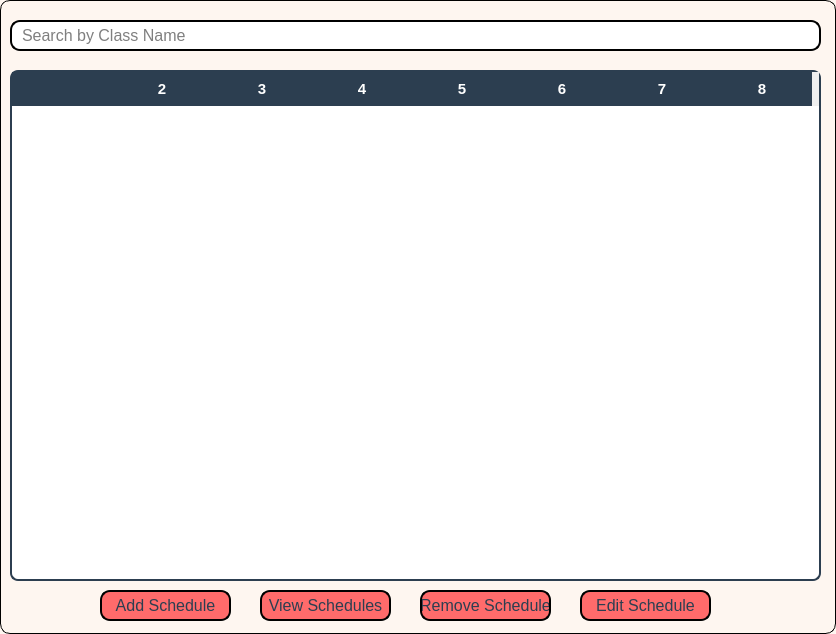
Above: AdminPanel/ClassScheduleManagement.ui from sarimkhan4/SchoolManagementSystem before the change. Below: the same form after it.
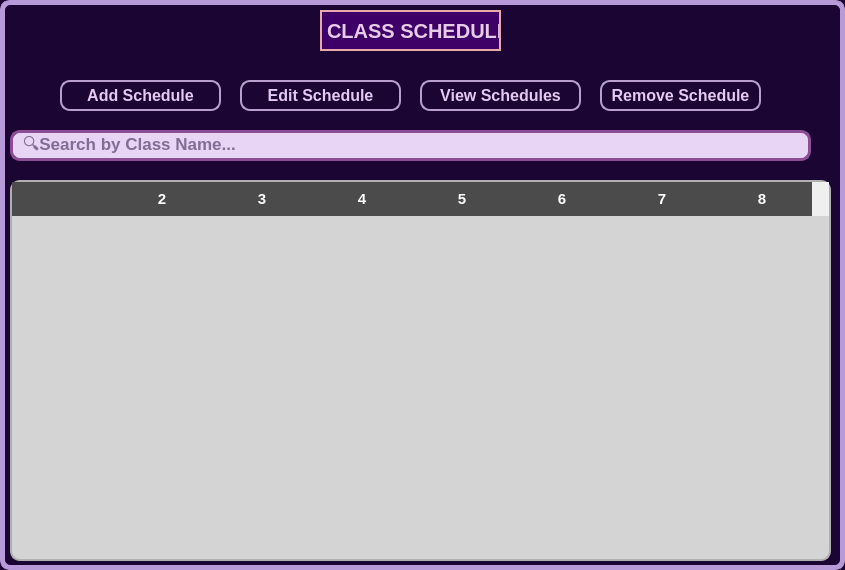
That is the form after the change.

Diff of the .ui file:
```diff
--- a/AdminPanel/ClassScheduleManagement.ui
+++ b/AdminPanel/ClassScheduleManagement.ui
@@ -6,8 +6,8 @@
    <rect>
     <x>0</x>
     <y>0</y>
-    <width>836</width>
-    <height>634</height>
+    <width>845</width>
+    <height>570</height>
    </rect>
   </property>
   <property name="sizePolicy">
@@ -21,8 +21,8 @@
   </property>
   <property name="styleSheet">
    <string notr="true">QDialog#ClassScheduleManagement {
-        background-color: #fef6f0   ;
-        border: 1px solid black;
+        background-color:#1B0633;
+border:5px solid #B89AD8;
         border-radius: 10%;
 }</string>
   </property>
@@ -30,28 +30,29 @@
    <property name="geometry">
     <rect>
      <x>10</x>
-     <y>70</y>
-     <width>811</width>
-     <height>511</height>
+     <y>180</y>
+     <width>821</width>
+     <height>381</height>
     </rect>
    </property>
    <property name="styleSheet">
     <string notr="true">QTableView#scheduleTable {
-    border: 1.5px solid #2c3e50;
-    border-radius: 8px;
-    background-color: #ffffff;
+      border: 1.5px solid #b0b0b0;  /* Softer grey border */
+    border-radius: 10px;
+    background-color: #d4d4d4;    /* Lighter table background */
     font-family: 'Segoe UI', sans-serif;
     font-size: 11pt;
-    color: #2c3e50;
-    gridline-color: #ecf0f1;
-    alternate-background-color: #f7f9fa;
-    selection-background-color: #d6eaf8;
-    selection-color: #1a252f;
+    color: #1f1f1f;
+    gridline-color: #bcbcbc;      /* Mid grey grid lines */
+    alternate-background-color: #e2e2e2;  /* Subtle row alternation */
+    selection-background-color: #b0b0b0;  /* Visible selection */
+    selection-color: #000000;
+    font-weight: 500;
 }
 
 QHeaderView::section {
-    background-color: #2c3e50;
-    color: white;
+    background-color: #4b4b4b;    /* Darker grey header */
+    color: #ffffff;               /* Light font for contrast */
     font-weight: bold;
     font-size: 11pt;
     padding: 6px;
@@ -60,18 +61,20 @@
 }
 
 QTableWidget QTableCornerButton::section {
-    background-color: #2c3e50;
+   background-color: #8a8a8a;    /* Match header color */
     border: none;
 }
 
 QTableWidget::item {
-    padding: 8px 10px;
-    font-size: 9pt;
+      padding: 8px 10px;
+    font-size: 10pt;
+    color: #1f1f1f;
+    background-color: transparent;
 }
 
 QTableWidget::item:selected {
-    background-color: #d6eaf8;
-    color: #1a252f;
+    background-color: #b0b0b0;
+    color: #000000;
 }
 </string>
    </property>
@@ -108,19 +111,23 @@
   <widget class="QPushButton" name="editScheduleButton">
    <property name="geometry">
     <rect>
-     <x>580</x>
-     <y>590</y>
-     <width>131</width>
+     <x>240</x>
+     <y>80</y>
+     <width>161</width>
      <height>31</height>
     </rect>
    </property>
    <property name="styleSheet">
     <string notr="true">QPushButton#editScheduleButton {
-    background-color: #ff6b6b;
-    border: 1.5px solid black;
+    border: 1.5px solid #B89FD0;
     border-radius: 10px;
+    padding: 6px;
     font-size: 16px;
-        color: #2c3e50 ;
+background: qlineargradient(x1:0, y1:0, x2:1, y2:1,
+                            stop:0 rgb(95, 2, 95),
+                            stop:1 rgb(216, 181, 221));
+color:#e4c9f2;
+font-weight:700;
 }
 
 QPushButton#editScheduleButton:hover {
@@ -137,19 +144,23 @@
   <widget class="QPushButton" name="addScheduleButton">
    <property name="geometry">
     <rect>
-     <x>100</x>
-     <y>590</y>
-     <width>131</width>
+     <x>60</x>
+     <y>80</y>
+     <width>161</width>
      <height>31</height>
     </rect>
    </property>
    <property name="styleSheet">
     <string notr="true">QPushButton#addScheduleButton {
-    background-color: #ff6b6b;
-    border: 1.5px solid black;
+     border: 1.5px solid #B89FD0;
     border-radius: 10px;
+    padding: 6px;
     font-size: 16px;
-        color: #2c3e50 ;
+background: qlineargradient(x1:0, y1:0, x2:1, y2:1,
+                            stop:0 rgb(95, 2, 95),
+                            stop:1 rgb(216, 181, 221));
+color:#e4c9f2;
+font-weight:700;
 }
 
 QPushButton#addScheduleButton:hover {
@@ -167,18 +178,20 @@
    <property name="geometry">
     <rect>
      <x>10</x>
-     <y>20</y>
-     <width>811</width>
+     <y>130</y>
+     <width>801</width>
      <height>31</height>
     </rect>
    </property>
    <property name="styleSheet">
     <string notr="true">QLineEdit#searchBar {
-    color: black;;
-    border: 1.5px solid black;;
+     color:#1B0633;
+    border: 3px solid #8d4d95;
     border-radius: 10px;
-        font-size: 16px;
-        padding: 0px 8px 0px 8px;
+        font-size: 17px;
+font-weight: 570;
+padding: 0px 8px 0px 8px;
+background-color: #E8D4F4 ;
 }
 </string>
    </property>
@@ -186,25 +199,29 @@
     <string/>
    </property>
    <property name="placeholderText">
-    <string>Search by Class Name </string>
+    <string>🔍Search by Class Name... </string>
    </property>
   </widget>
   <widget class="QPushButton" name="viewScheduleButton">
    <property name="geometry">
     <rect>
-     <x>260</x>
-     <y>590</y>
-     <width>131</width>
+     <x>420</x>
+     <y>80</y>
+     <width>161</width>
      <height>31</height>
     </rect>
    </property>
    <property name="styleSheet">
     <string notr="true">QPushButton#viewScheduleButton {
-    background-color: #ff6b6b;
-    border: 1.5px solid black;
+     border: 1.5px solid #B89FD0;
     border-radius: 10px;
+    padding: 6px;
     font-size: 16px;
-        color: #2c3e50 ;
+background: qlineargradient(x1:0, y1:0, x2:1, y2:1,
+                            stop:0 rgb(95, 2, 95),
+                            stop:1 rgb(216, 181, 221));
+color:#e4c9f2;
+font-weight:700;
 }
 
 QPushButton#viewScheduleButton:hover {
@@ -221,19 +238,23 @@
   <widget class="QPushButton" name="removeScheduleButton">
    <property name="geometry">
     <rect>
-     <x>420</x>
-     <y>590</y>
-     <width>131</width>
+     <x>600</x>
+     <y>80</y>
+     <width>161</width>
      <height>31</height>
     </rect>
    </property>
    <property name="styleSheet">
     <string notr="true">QPushButton#removeScheduleButton {
-    background-color: #ff6b6b;
-    border: 1.5px solid black;
+     border: 1.5px solid #B89FD0;
     border-radius: 10px;
+    padding: 6px;
     font-size: 16px;
-        color: #2c3e50 ;
+background: qlineargradient(x1:0, y1:0, x2:1, y2:1,
+                            stop:0 rgb(95, 2, 95),
+                            stop:1 rgb(216, 181, 221));
+color:#e4c9f2;
+font-weight:700;
 }
 
 QPushButton#removeScheduleButton:hover {
@@ -247,6 +268,29 @@
     <string>Remove Schedule</string>
    </property>
   </widget>
+  <widget class="QLabel" name="label">
+   <property name="geometry">
+    <rect>
+     <x>320</x>
+     <y>10</y>
+     <width>181</width>
+     <height>41</height>
+    </rect>
+   </property>
+   <property name="styleSheet">
+    <string notr="true">QLabel#label{
+  background-color: #3E0066;
+  color: #E6CCE7;
+  border: 2px solid #E7A9A9;
+  font-weight: bold;
+  font-size: 20px;
+  text-align: center;
+}</string>
+   </property>
+   <property name="text">
+    <string>CLASS SCHEDULE</string>
+   </property>
+  </widget>
  </widget>
  <resources/>
  <connections/>
```
Left out of the diff: 12 changed lines with no effect on the pictures.
